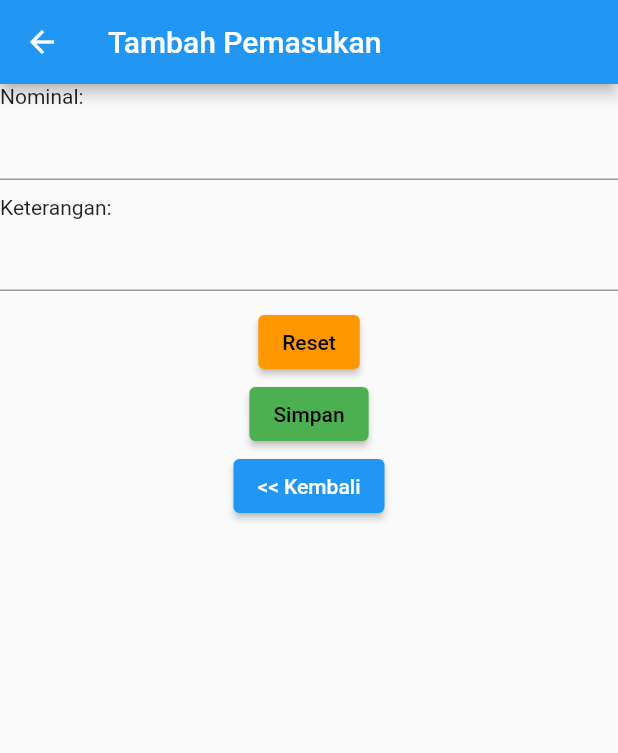
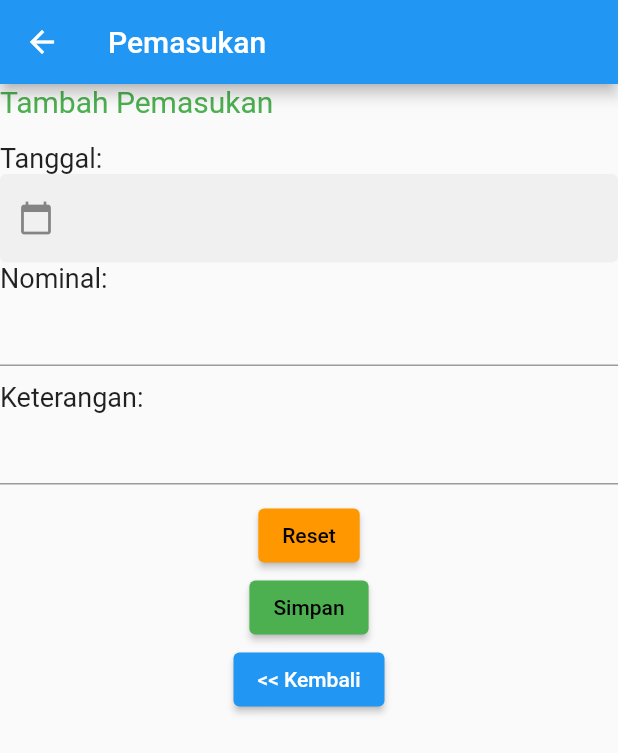
Before and after one commit to VindiSovia/kas_bkn, a Flutter app: the Pemasukan screen opened by its route, on a phone screen of 412 x 824 dp. Shown: the top 753 px of the screen. Run offline on Flutter 3.47's test engine with Material 2 defaults, Android fonts, the light colour scheme and no system bars.

Commit message:
Page Pemasukan

```diff
--- a/lib/pages/pemasukan.dart
+++ b/lib/pages/pemasukan.dart
@@ -1,23 +1,59 @@
 import 'package:flutter/material.dart';
 import 'package:flutter/widgets.dart';
-import 'package:kas_bkn/main.dart';
 
-class Pemasukan extends StatelessWidget {
+class Pemasukan extends StatefulWidget {
+  @override
+  State<Pemasukan> createState() => _PemasukanState();
+}
+
+class _PemasukanState extends State<Pemasukan> {
+  TextEditingController _dateController = TextEditingController();
+
   @override
   Widget build(BuildContext context) {
     return Scaffold(
       appBar: AppBar(
-        title: Text("Tambah Pemasukan"),
+        title: Text("Pemasukan"),
       ),
-      body: Column(
+      body: SingleChildScrollView(
+        child: Column(
           crossAxisAlignment: CrossAxisAlignment.start,
           children: [
-          Text("Nominal:"),
+            Text(
+              "Tambah Pemasukan",
+              style: TextStyle(color: Colors.green, fontSize: 20),
+            ),
+            Text(''),
+            Text(
+              "Tanggal:",
+              style: TextStyle(fontSize: 18),
+            ),
+            TextField(
+              controller: _dateController,
+              decoration: InputDecoration(
+                filled: true,
+                prefixIcon: Icon(Icons.calendar_today),
+                enabledBorder: OutlineInputBorder(borderSide: BorderSide.none),
+                focusedBorder: OutlineInputBorder(
+                    borderSide: BorderSide(color: Colors.blue)),
+              ),
+              readOnly: true,
+              onTap: () {
+                _selectDate();
+              },
+            ),
+            Text(
+              "Nominal:",
+              style: TextStyle(fontSize: 18),
+            ),
             TextField(),
             SizedBox(
               height: 10,
             ),
-          Text("Keterangan:"),
+            Text(
+              "Keterangan:",
+              style: TextStyle(fontSize: 18),
+            ),
             TextField(),
             SizedBox(
               height: 10,
@@ -63,6 +99,21 @@ class Pemasukan extends StatelessWidget {
             )
           ],
         ),
+      ),
     );
   }
+
+  Future<void> _selectDate() async {
+    DateTime? _picked = await showDatePicker(
+        context: context,
+        initialDate: DateTime.now(),
+        firstDate: DateTime(2000),
+        lastDate: DateTime(3000));
+
+    if (_picked != null) {
+      setState(() {
+        _dateController.text = _picked.toString().split(" ")[0];
+      });
     }
+  }
+}
```
Lines whose indentation alone changed are shown as unchanged.
